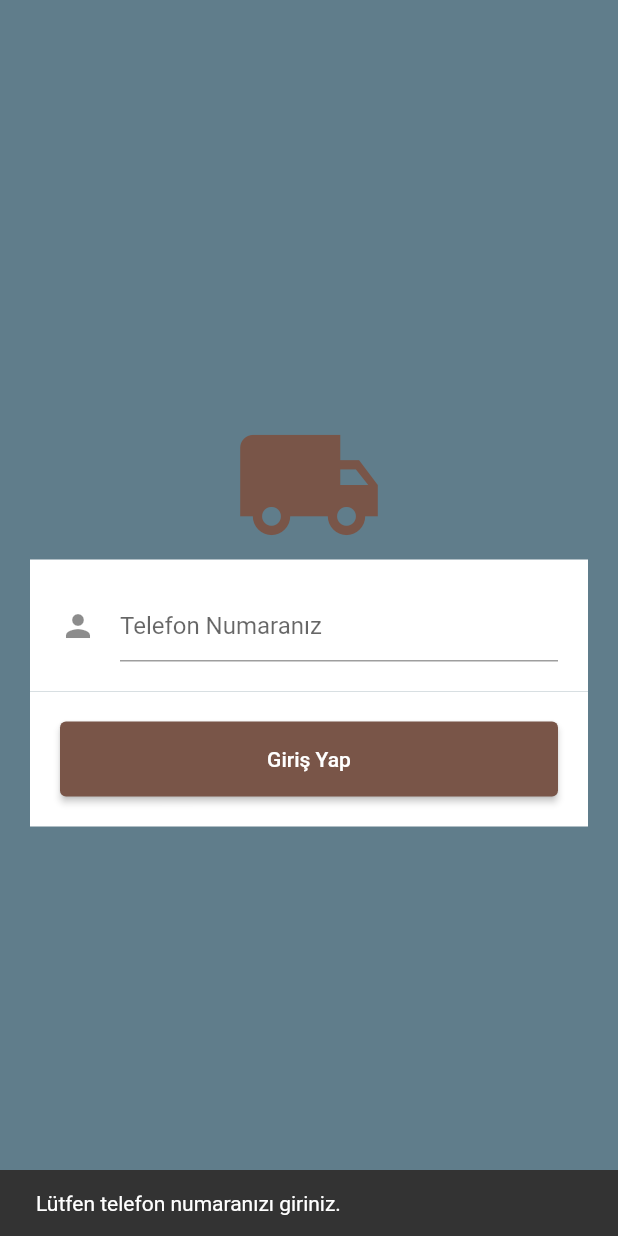
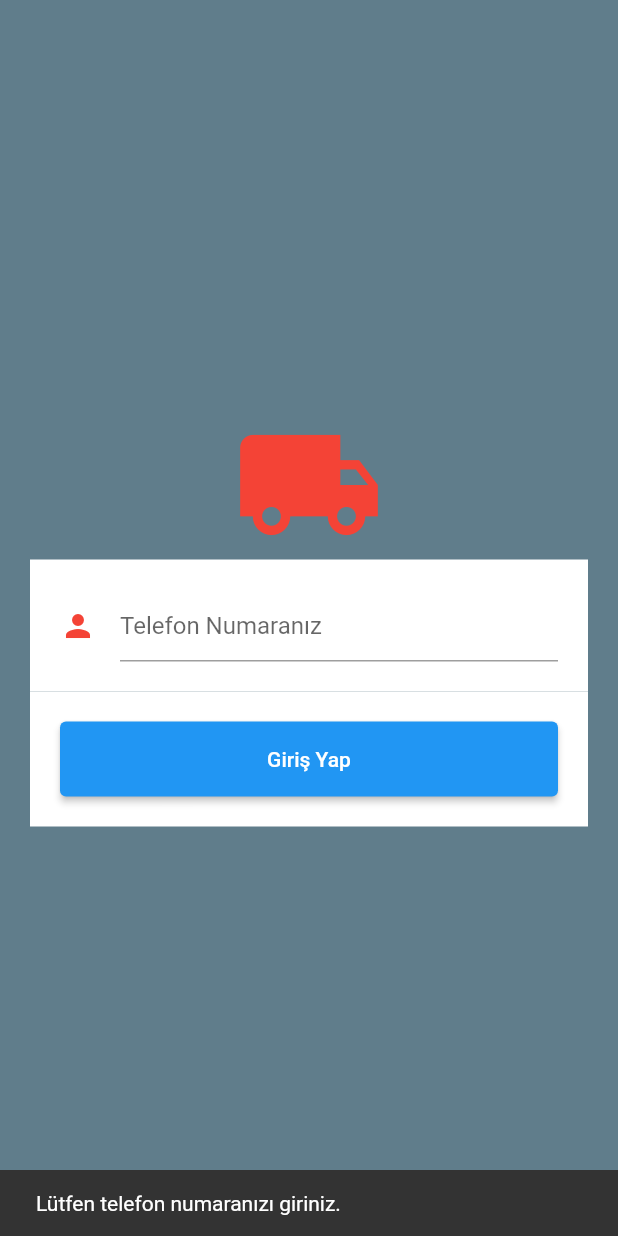
Before and after one commit to krcgk/flutter-kolayca-teslimat, a Flutter app: the screen it shows after launch, after a tap on "Giriş Yap", on a phone screen of 412 x 824 dp. Run offline on Flutter 3.47's test engine with Material 2 defaults, Android fonts, the phone set to English and light mode, and no system bars; our stand-ins replace flutter_mobx, get_it, mobx, shared_preferences; accounts and stored records are empty; generated files the repository leaves out were written again.

Commit message:
added mobx and get it structure

```diff
--- a/lib/injector.dart
+++ b/lib/injector.dart
@@ -1,9 +1,28 @@
 import 'package:get_it/get_it.dart';
 import 'package:kolaycateslimat/pages/example_service.dart';
+import 'package:kolaycateslimat/stores/auth_store.dart';
+import 'package:kolaycateslimat/stores/counter.dart';
+import 'package:kolaycateslimat/stores/package_store.dart';
+import 'package:kolaycateslimat/stores/root_store.dart';
+import 'package:kolaycateslimat/stores/theme_store.dart';
 import 'package:shared_preferences/shared_preferences.dart';
 
 GetIt serviceLocator = GetIt.instance;
 
 Future<void> init() async {
   serviceLocator.registerLazySingleton(() => ExampleService());
+
+  // serviceLocator.registerLazySingleton(() => Counter());
+
+  serviceLocator.registerFactory(() => AuthStore());
+  serviceLocator.registerFactory(() => ThemeStore());
+  serviceLocator.registerFactory(() => PackageStore());
+
+  serviceLocator.registerLazySingleton(
+    () => RootStore(
+      authStore: serviceLocator.get<AuthStore>(),
+      themeStore: serviceLocator.get<ThemeStore>(),
+      packageStore: serviceLocator.get<PackageStore>(),
+    ),
+  );
 }
--- a/lib/main.dart
+++ b/lib/main.dart
@@ -1,17 +1,22 @@
 import 'package:flutter/material.dart';
+import 'package:flutter_mobx/flutter_mobx.dart';
 import 'package:kolaycateslimat/injector.dart' as injector;
-import 'package:kolaycateslimat/models/package_model.dart';
-import 'package:kolaycateslimat/pages/home_page.dart';
-import 'package:kolaycateslimat/pages/login_page.dart';
-import 'package:kolaycateslimat/pages/package_page.dart';
 import 'package:kolaycateslimat/pages/splash_page.dart';
-import 'package:kolaycateslimat/pages/waiting_packages_page.dart';
 import 'package:kolaycateslimat/routes.dart';
+import 'package:kolaycateslimat/stores/root_store.dart';
+import 'package:provider/provider.dart';
 
 void main() async {
   await injector.init();
 
-  runApp(const MyApp());
+  runApp(
+    MultiProvider(
+      providers: [
+        Provider.value(value: injector.serviceLocator.get<RootStore>()),
+      ],
+      child: MyApp(),
+    ),
+  );
 }
 
 class MyApp extends StatelessWidget {
@@ -19,13 +24,18 @@ class MyApp extends StatelessWidget {
 
   @override
   Widget build(BuildContext context) {
+    return Observer(builder: (context) {
       return MaterialApp(
         title: 'Flutter Demo',
         theme: ThemeData(
-        primarySwatch: Colors.brown,
+          primaryColor: injector.serviceLocator.get<RootStore>().themeStore.primaryColor,
+          appBarTheme: AppBarTheme(
+            backgroundColor: injector.serviceLocator.get<RootStore>().themeStore.primaryColor,
+          ),
         ),
         home: const SplashPage(),
         onGenerateRoute: Routes().onGenerateRoute,
       );
+    });
   }
 }
--- a/lib/pages/login_page.dart
+++ b/lib/pages/login_page.dart
@@ -1,7 +1,14 @@
+import 'dart:io';
+
 import 'package:flutter/material.dart';
+import 'package:flutter_mobx/flutter_mobx.dart';
 import 'package:kolaycateslimat/injector.dart' as injector;
 import 'package:kolaycateslimat/pages/example_service.dart';
 import 'package:kolaycateslimat/routes.dart';
+import 'package:kolaycateslimat/stores/auth_store.dart';
+import 'package:kolaycateslimat/stores/root_store.dart';
+import 'package:kolaycateslimat/stores/theme_store.dart';
+import 'package:provider/provider.dart';
 import 'package:shared_preferences/shared_preferences.dart';
 
 class LoginPage extends StatefulWidget {
@@ -10,6 +17,10 @@ class LoginPage extends StatefulWidget {
 }
 
 class _LoginPageState extends State<LoginPage> {
+  late RootStore _rootStore;
+  late AuthStore _authStore;
+  late ThemeStore _themeStore;
+
   final ExampleService _exampleService = injector.serviceLocator.get<ExampleService>();
   final TextEditingController _phoneNumberController = new TextEditingController();
 
@@ -23,6 +34,15 @@ class _LoginPageState extends State<LoginPage> {
     });
   }
 
+  @override
+  void didChangeDependencies() {
+    super.didChangeDependencies();
+
+    _rootStore = Provider.of<RootStore>(context);
+    _authStore = _rootStore.authStore;
+    _themeStore = _rootStore.themeStore;
+  }
+
   void attemptLogin() {
     if (_phoneNumberController.text.isEmpty) {
       ScaffoldMessenger.of(context).showSnackBar(
@@ -31,25 +51,14 @@ class _LoginPageState extends State<LoginPage> {
         ),
       );
     } else {
-      startFakeRequest();
+      startLogin();
     }
   }
 
-  void startFakeRequest() {
-    setState(() {
-      loginIsStarted = true;
-    });
+  void startLogin() {
+    _authStore.login(_phoneNumberController.text);
 
-    Future.delayed(Duration(seconds: 1), () {
-      setState(() {
-        loginIsStarted = false;
-      });
-
-      SharedPreferences.getInstance().then((SharedPreferences sharedPreferences) {
-        sharedPreferences.setString('phoneNumber', _phoneNumberController.text);
-      });
-
-      if (_phoneNumberController.text == '123456') {
+    if (_authStore.isLoggedIn == true) {
       Navigator.of(context).pushReplacementNamed(Routes.home);
     } else {
       ScaffoldMessenger.of(context).showSnackBar(
@@ -58,10 +67,75 @@ class _LoginPageState extends State<LoginPage> {
         ),
       );
     }
-    }).catchError((err) {
-      print(err);
-    });
   }
+
+  // void startLoginRequestWithException() {
+  //   try {
+  //     _authStore.loginWithException(_phoneNumberController.text);
+
+  //     if (_authStore.isLoggedIn == true) {
+  //       Navigator.of(context).pushReplacementNamed(Routes.home);
+  //     } else {
+  //       ScaffoldMessenger.of(context).showSnackBar(
+  //         SnackBar(
+  //           content: Text('Bilgileriniz Hatali.'),
+  //         ),
+  //       );
+  //     }
+  //   } catch (error) {
+  //     ScaffoldMessenger.of(context).showSnackBar(
+  //       SnackBar(
+  //         content: Text(error.toString()),
+  //       ),
+  //     );
+  //   } finally {
+  //     print('Login Request Finished');
+  //   }
+  // }
+
+  // void startLoginRequest() {
+  //   _authStore.login(_phoneNumberController.text);
+
+  //   if (_authStore.isLoggedIn == true) {
+  //     print('Login Success');
+  //     Navigator.of(context).pushReplacementNamed(Routes.home);
+  //   } else {
+  //     print('Login Failed');
+  //     ScaffoldMessenger.of(context).showSnackBar(
+  //       SnackBar(
+  //         content: Text('Bilgileriniz Hatali.'),
+  //       ),
+  //     );
+  //   }
+  // }
+
+  // void startFakeRequest() {
+  //   setState(() {
+  //     loginIsStarted = true;
+  //   });
+
+  //   Future.delayed(Duration(seconds: 1), () {
+  //     setState(() {
+  //       loginIsStarted = false;
+  //     });
+
+  //     SharedPreferences.getInstance().then((SharedPreferences sharedPreferences) {
+  //       sharedPreferences.setString('phoneNumber', _phoneNumberController.text);
+  //     });
+
+  //     if (_phoneNumberController.text == '123456') {
+  //       Navigator.of(context).pushReplacementNamed(Routes.home);
+  //     } else {
+  //       ScaffoldMessenger.of(context).showSnackBar(
+  //         SnackBar(
+  //           content: Text('Bilgileriniz Hatali.'),
+  //         ),
+  //       );
+  //     }
+  //   }).catchError((err) {
+  //     print(err);
+  //   });
+  // }
 
   @override
   Widget build(BuildContext context) {
@@ -72,6 +146,7 @@ class _LoginPageState extends State<LoginPage> {
   }
 
   Widget buildBody() {
+    return Observer(builder: (context) {
       return Center(
         child: Column(
           crossAxisAlignment: CrossAxisAlignment.center,
@@ -82,16 +157,31 @@ class _LoginPageState extends State<LoginPage> {
               child: Icon(
                 Icons.local_shipping,
                 size: 100,
-              color: Colors.brown,
+                color: _themeStore.primaryColor,
               ),
             ),
             //
             buildPhoneNumber(),
             //
-          buildLoginButton()
+            buildLoginButton(),
+
+            //
+            // ElevatedButton(
+            //   onPressed: () {
+            //     _themeStore.changePrimaryColor(Colors.yellow);
+            //   },
+            //   child: Text('Yellow'),
+            // ),
+            // ElevatedButton(
+            //   onPressed: () {
+            //     _themeStore.changePrimaryColor(Colors.purple);
+            //   },
+            //   child: Text('Purple'),
+            // ),
           ],
         ),
       );
+    });
   }
 
   Widget buildLoginButton() {
@@ -125,6 +215,7 @@ class _LoginPageState extends State<LoginPage> {
   }
 
   Widget buildPhoneNumber() {
+    return Observer(builder: (context) {
       return Container(
         margin: EdgeInsets.only(left: 20, right: 20),
         padding: EdgeInsets.all(20),
@@ -135,9 +226,10 @@ class _LoginPageState extends State<LoginPage> {
           controller: _phoneNumberController,
           decoration: new InputDecoration(
             hintText: 'Telefon Numaranız',
-          icon: new Icon(Icons.person),
+            icon: new Icon(Icons.person, color: _themeStore.primaryColor),
           ),
         ),
       );
+    });
   }
 }
--- a/lib/pages/package_page.dart
+++ b/lib/pages/package_page.dart
@@ -1,6 +1,7 @@
 import 'package:flutter/material.dart';
 import 'package:kolaycateslimat/models/package_model.dart';
 import 'package:kolaycateslimat/routes.dart';
+import 'package:provider/provider.dart';
 
 class PackagePage extends StatefulWidget {
   PackagePage({
@@ -23,6 +24,11 @@ class _PackagePageState extends State<PackagePage> {
         package = ModalRoute.of(context)!.settings.arguments as Package;
       });
     });
+  }
+
+  @override
+  void didChangeDependencies() {
+    super.didChangeDependencies();
   }
 
   @override
--- a/pubspec.yaml
+++ b/pubspec.yaml
@@ -16,11 +16,16 @@ dependencies:
   mobx: ^2.2.0
   get_it: ^7.6.0
   shared_preferences: ^2.1.1
+  provider: ^6.0.5
 
 dev_dependencies:
   flutter_test:
     sdk: flutter
 
+  build_runner: ^2.3.3
+  mobx_codegen: ^2.3.0
+  json_serializable: ^6.3.1
+  json_annotation: ^4.6.0
   flutter_lints: ^2.0.0
 
 flutter:
```
Also changed, not shown: lib/models/user_model.dart (added, +26 -0 lines), lib/pages/home_page.dart (+42 -15 lines), lib/stores/auth_store.dart (added, +84 -0 lines), lib/stores/counter.dart (added, +15 -0 lines), lib/stores/package_store.dart (added, +8 -0 lines), lib/stores/root_store.dart (added, +25 -0 lines), lib/stores/theme_store.dart (added, +16 -0 lines), lib/widgets/my_custom_drawer.dart (+29 -6 lines), lib/models/user_model.g.dart (added), lib/stores/auth_store.g.dart (added), lib/stores/counter.g.dart (added), lib/stores/package_store.g.dart (added), lib/stores/root_store.g.dart (added), lib/stores/theme_store.g.dart (added), 1 more files, 1 other file. Lines whose indentation alone changed are shown as unchanged.
